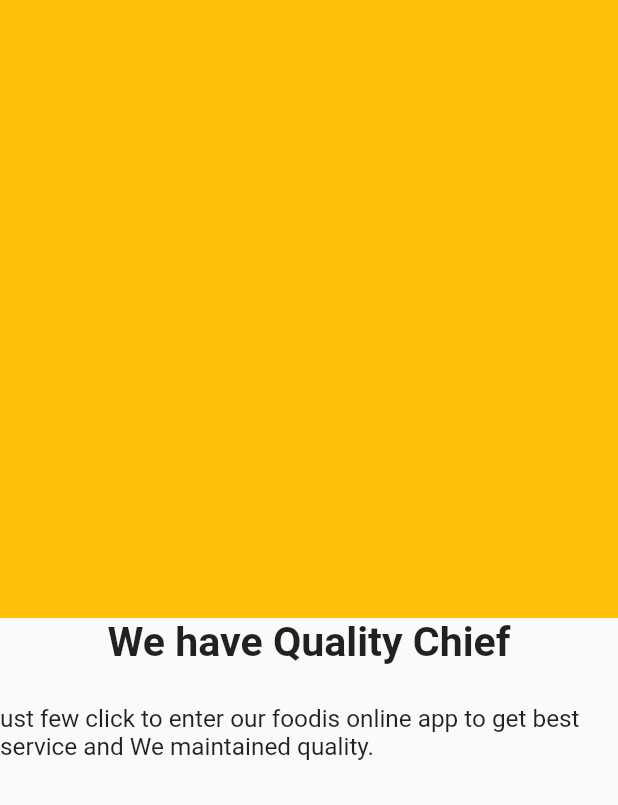
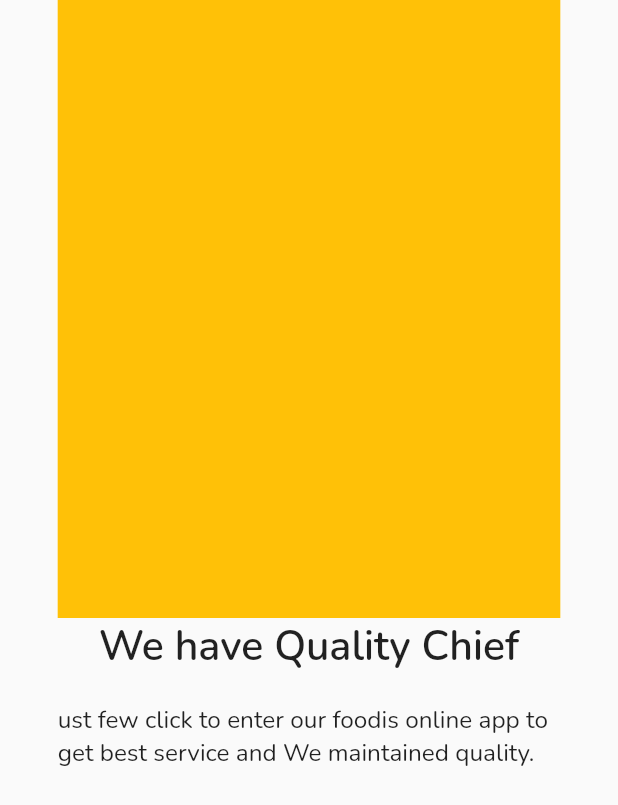
Before and after one commit to sadman-ichha/One-Clicks-Eats, a Flutter app: the screen it shows after launch, on a phone screen of 412 x 824 dp. Shown: the top 805 px of the screen. Run offline on Flutter 3.47's test engine with Material 2 defaults, Android fonts, the phone set to English and light mode, and no system bars; our stand-ins replace flutter_screenutil, get, google_fonts.

Commit message:
text Theme

```diff
--- a/lib/main.dart
+++ b/lib/main.dart
@@ -1,6 +1,7 @@
 import 'package:flutter/material.dart';
 import 'package:flutter_screenutil/flutter_screenutil.dart';
 import 'package:get/get.dart';
+import 'package:google_fonts/google_fonts.dart';
 import 'package:one_clicks_eats/const/app_colors.dart';
 import 'package:one_clicks_eats/ui/routes/route.dart';
 import 'package:one_clicks_eats/ui/views/splash_screen.dart';
@@ -24,6 +25,9 @@ class FoodApp extends StatelessWidget {
             debugShowCheckedModeBanner: false,
             theme: ThemeData(
               backgroundColor: AppColors.scaffoldBackgroundColor,
+              textTheme: GoogleFonts.nunitoTextTheme(
+                Theme.of(context).textTheme.apply(),
+              ),
             ),
             initialRoute: splash,
             getPages: getPages,
--- a/lib/ui/views/onboarding_screen.dart
+++ b/lib/ui/views/onboarding_screen.dart
@@ -1,4 +1,3 @@
-
 import 'package:flutter/material.dart';
 import 'package:flutter_screenutil/flutter_screenutil.dart';
 import 'package:one_clicks_eats/ui/styles/app_style.dart';
@@ -9,7 +8,9 @@ class OnboardingScreen extends StatelessWidget {
   @override
   Widget build(BuildContext context) {
     return Scaffold(
-      body: Column(
+      body: Padding(
+        padding: EdgeInsets.only(left: 35.0.w, right: 35.0.w),
+        child: Column(
           children: [
             Expanded(
               flex: 1,
@@ -23,7 +24,7 @@ class OnboardingScreen extends StatelessWidget {
                     "We have Quality Chief",
                     style: AppStyles.myTitleTextStyle,
                   ),
-                SizedBox(height: 25.0.h),
+                  SizedBox(height: 20.0.h),
                   Text(
                     "ust few click to enter our foodis online app to get best service and We maintained quality.",
                     style: AppStyles.mySubTitleTextStyle,
@@ -33,6 +34,7 @@ class OnboardingScreen extends StatelessWidget {
             )
           ],
         ),
+      ),
     );
   }
 }
```
Lines whose indentation alone changed are shown as unchanged.
